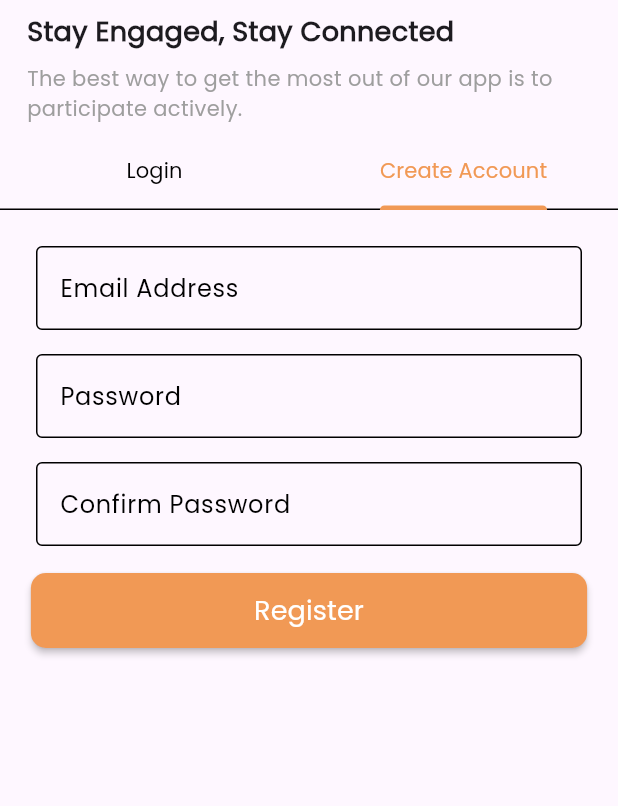
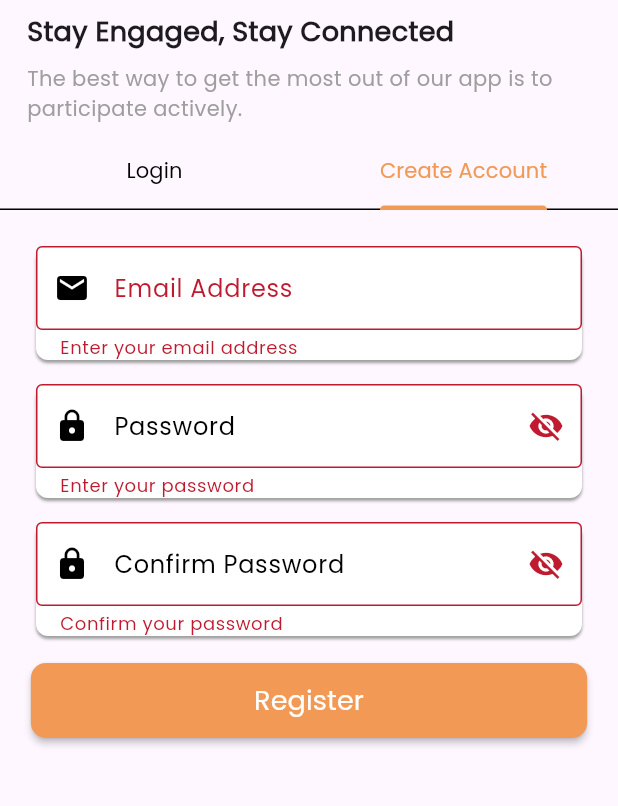
Before and after one commit to omar-sherif9992/GUConnect, a Flutter app: the screen it shows after launch, tab 2 chosen, after a tap on "Register", on a phone screen of 412 x 824 dp, the part 84-890 px from its top. Run offline on Flutter 3.47's test engine with Material 3 defaults, Android fonts, the phone set to English and light mode, and no system bars; our stand-ins replace cached_network_image, cloud_firestore, device_preview, email_validator, emoji_picker_flutter, firebase_auth and 6 more; missing offline and left inert: flutter_phone_direct_caller, mailer; accounts and stored records are empty; key blocks and very long unbroken strings in the code were emptied for the run.

Commit message:
adjust passing logged in user

```diff
--- a/app/lib/src/providers/UserProvider.dart
+++ b/app/lib/src/providers/UserProvider.dart
@@ -59,7 +59,7 @@ class UserProvider with ChangeNotifier {
           email: newUser.email, password: newUser.password);
       _firebaseAuth.currentUser!.sendEmailVerification();
 
-      usersRef.add(newUser);
+      await usersRef.add(newUser);
 
       return true;
     } on FirebaseAuthException catch (e) {
@@ -239,6 +239,13 @@ class UserProvider with ChangeNotifier {
     }
     return false;
   }
+  Future<CustomUser> getUser(String email) async{
+    final QuerySnapshot<CustomUser> querySnapshot =await usersRef.where('email',isEqualTo: email).get() ;
+    return querySnapshot.docs.first.data();
+  }
+  void setUser(CustomUser user) {
+    _user = user;
+  }
 
   Future getUsers() async {
     final QuerySnapshot<CustomUser> querySnapshot = await usersRef.get();
--- a/app/lib/src/screens/authentication/login.dart
+++ b/app/lib/src/screens/authentication/login.dart
@@ -1,5 +1,9 @@
+import 'package:GUConnect/src/models/User.dart';
 import 'package:GUConnect/src/screens/authentication/register.dart';
+import 'package:GUConnect/src/widgets/input_field.dart';
+import 'package:GUConnect/src/widgets/password_field.dart';
 import 'package:GUConnect/themes/themes.dart';
+import 'package:firebase_auth/firebase_auth.dart';
 import 'package:flutter/material.dart';
 import 'package:GUConnect/src/providers/UserProvider.dart';
 // import 'package:fluttertoast/fluttertoast.dart';
@@ -7,7 +11,7 @@ import 'package:provider/provider.dart';
 import 'package:GUConnect/routes.dart';
 
 class LoginScreen extends StatefulWidget {
-  const LoginScreen({Key? key}) : super(key: key);
+  const LoginScreen({super.key});
 
   @override
   State<LoginScreen> createState() => _LoginScreenState();
@@ -15,32 +19,48 @@ class LoginScreen extends StatefulWidget {
 
 class _LoginScreenState extends State<LoginScreen> {
   final TextEditingController emailController = TextEditingController();
-
+  final _formKey = GlobalKey<FormState>();
   final TextEditingController passwordController = TextEditingController();
 
-    _login( ) async{
-     final UserProvider userProvider = Provider.of<UserProvider>(context, listen: false);
-     final bool success= await userProvider.login(emailController.text, passwordController.text);
-     if(success){
-       if (context.mounted){
+  _login(UserProvider userProvider) async {
+    final bool success =
+        await userProvider.login(emailController.text, passwordController.text);
+    if (success) {
+      if (context.mounted) {
+        ScaffoldMessenger.of(context).showSnackBar(
+          const SnackBar(
+            content: Text('Login Successful.'),
+            backgroundColor: Colors.green,
+          ),
+        );
+        final CustomUser user =
+            await userProvider.getUser(emailController.text);
+        userProvider.setUser(user);
+        if (context.mounted) {
           Navigator.of(context).pop();
-        Navigator.of(context).pushNamed(CustomRoutes.profile);
-       };
+          Navigator.of(context)
+              .pushNamed(CustomRoutes.profile, arguments: user);
         }
-     else{
-      //  Fluttertoast.showToast(
-      //    msg: 'Wrong credentials.',
-      //    gravity: ToastGravity.BOTTOM,
-      //    backgroundColor: Colors.red,
-      //  );
+      }
+    } else {
+      if (context.mounted) {
+        ScaffoldMessenger.of(context).showSnackBar(
+          const SnackBar(
+            content: Text('Wrong credentials.'),
+            backgroundColor: Colors.red,
+          ),
+        );
+      }
     }
   }
 
   @override
   Widget build(BuildContext context) {
-    return MaterialApp(
-      theme: CustomTheme.lightTheme,
-      home: Scaffold(
+    final UserProvider userProvider =
+        Provider.of<UserProvider>(context, listen: false);
+    return Form(
+      key: _formKey,
+      child: Scaffold(
         appBar: AppBar(
           title: Center(
             child: Image.asset(
@@ -98,56 +118,86 @@ class _LoginScreenState extends State<LoginScreen> {
                         children: <Widget>[
                           Padding(
                             padding: const EdgeInsets.all(8.0),
-            child: TextField(
+                            child: InputField(
                               controller: emailController,
-              decoration: const InputDecoration(
-                labelText: 'Email Address',
-                hintText: 'Sample@guc.edu.eg',
-                border: OutlineInputBorder(
-                  borderSide: BorderSide(
-                    width: 2.0, // change this to adjust the width
-                  ),
-                ),
-              ),
+                              label: 'Email Address',
+                              icon: Icons.email,
+                              keyboardType: TextInputType.emailAddress,
+                              validator: (value) {
+                                if (value!.isEmpty) {
+                                  return 'Enter your email address';
+                                } else if (!value.contains('@guc.edu.eg') &&
+                                    !value.contains('@student.guc.edu.eg')) {
+                                  return 'Enter a valid GUC email address';
+                                } else {
+                                  return null;
+                                }
+                              },
+                              // decoration: const InputDecoration(
+                              //   labelText: 'Email Address',
+                              //   hintText: 'Sample@guc.edu.eg',
+                              //   border: OutlineInputBorder(
+                              //     borderSide: BorderSide(
+                              //       width: 2.0, // change this to adjust the width
+                              //     ),
+                              //   ),
+                              // ),
                             ),
                           ),
                           Padding(
                             padding: const EdgeInsets.all(8.0),
-            child: TextField(
-              controller: passwordController,
-              decoration: const InputDecoration(
-                labelText: 'Password',
+                            child: PasswordField(
+                              passwordController: passwordController,
                               hintText: '********',
-                border: OutlineInputBorder(
-                  borderSide: BorderSide(
-                    width: 2.0, // change this to adjust the width
-                  ),
-                ),
-              ),
-              obscureText: true,
+                              validator: (value) {
+                                if (value!.isEmpty) {
+                                  return 'Enter your password';
+                                } else if (value.length < 6) {
+                                  return 'Password must be at least 6 characters';
+                                } else {
+                                  return null;
+                                }
+                              },
+                              // decoration: const InputDecoration(
+                              //   labelText: 'Password',
+                              //   hintText: '********',
+                              //   border: OutlineInputBorder(
+                              //     borderSide: BorderSide(
+                              //       width: 2.0, // change this to adjust the width
+                              //     ),
+                              //   ),
+                              // ),
+                              // obscureText: true,
                             ),
                           ),
                           Padding(
                             padding: const EdgeInsets.only(top: 10.0),
                             child: ElevatedButton(
-              onPressed: () {
-               _login();
+                              onPressed: () async {
+                                if (_formKey.currentState!.validate()) {
+                                  await _login(userProvider);
+                                }
                               },
                               style: ElevatedButton.styleFrom(
-                backgroundColor: Theme.of(context).colorScheme.primary,
-                foregroundColor: Theme.of(context).colorScheme.onSecondary,
+                                backgroundColor:
+                                    Theme.of(context).colorScheme.primary,
+                                foregroundColor:
+                                    Theme.of(context).colorScheme.onSecondary,
                                 elevation: 2,
                                 shape: RoundedRectangleBorder(
                                   borderRadius: BorderRadius.circular(10),
                                 ),
                                 // size 30% of screen width
-                minimumSize: Size(MediaQuery.of(context).size.width * 0.9, 50),
+                                minimumSize: Size(
+                                    MediaQuery.of(context).size.width * 0.9,
+                                    50),
                                 alignment: Alignment.center,
                               ),
                               child: const Text(
                                 'Login',
                                 style: TextStyle(
-                    fontSize: 18), // Customize the text size if needed
+                                    fontSize:
+                                        18), // Customize the text size if needed
                               ),
                             ),
                           )
--- a/app/lib/src/screens/authentication/register.dart
+++ b/app/lib/src/screens/authentication/register.dart
@@ -1,5 +1,7 @@
 import 'package:GUConnect/src/models/User.dart';
 import 'package:GUConnect/src/providers/UserProvider.dart';
+import 'package:GUConnect/src/widgets/input_field.dart';
+import 'package:GUConnect/src/widgets/password_field.dart';
 import 'package:flutter/material.dart';
 import 'package:flutter/services.dart';
 // import 'package:fluttertoast/fluttertoast.dart';
@@ -15,43 +17,47 @@ class RegisterScreen extends StatefulWidget {
 class _RegisterScreenState extends State<RegisterScreen> {
   final TextEditingController emailController = TextEditingController();
   final TextEditingController passwordController = TextEditingController();
-  final TextEditingController confirmPasswordController = TextEditingController();
+  final TextEditingController confirmPasswordController =
+      TextEditingController();
   final TextEditingController otpController = TextEditingController();
+  final _formKey = GlobalKey<FormState>();
 
-  _verifyOtp(String enteredOtp, UserProvider userProvider, String email ,CustomUser newUser) async {
-    final bool verified = userProvider.verifyOTP(email, enteredOtp);
+  Future<bool> _verifyOtp(
+      String enteredOtp, UserProvider userProvider, CustomUser newUser) async {
+    final bool verified =
+        userProvider.verifyOTP(emailController.text.trim(), enteredOtp);
+        print(verified);
     if (verified) {
-      // Fluttertoast.showToast(
-      //   msg: 'OTP verification successful!',
-      //   gravity: ToastGravity.BOTTOM,
-      //   backgroundColor: Colors.green,
-      // );
-       final bool success= await userProvider.register(newUser);
+      ScaffoldMessenger.of(context).showSnackBar(const SnackBar(
+        content: Text('otp verified.'),
+        backgroundColor: Colors.green,
+      ));
+      final bool success = await userProvider.register(newUser);
+      print(newUser);
+      print(success);
       if (success) {
-          // Fluttertoast.showToast(
-          //   msg: 'Registration successful.',
-          //   gravity: ToastGravity.BOTTOM,
-          //   backgroundColor: Colors.green,
-          // );
-
+        ScaffoldMessenger.of(context).showSnackBar(const SnackBar(
+          content: Text('Register Successful'),
+          backgroundColor: Colors.green,
+        ));
+        return true;
       } else {
-          // Fluttertoast.showToast(
-          //   msg: 'Registration failed as email already exists.',
-          //   gravity: ToastGravity.BOTTOM,
-          //   backgroundColor: Colors.red,
-          // );
+        ScaffoldMessenger.of(context).showSnackBar(const SnackBar(
+          content: Text('Email already Registered'),
+          backgroundColor: Colors.red,
+        ));
+        return false;
       }
     } else {
-      // Fluttertoast.showToast(
-      //   msg: 'OTP verification failed:',
-      //   gravity: ToastGravity.BOTTOM,
-      //   backgroundColor: Colors.red,
-      // );
-
+      ScaffoldMessenger.of(context).showSnackBar(const SnackBar(
+        content: Text('Wrong OTP'),
+        backgroundColor: Colors.red,
+      ));
+      return false;
     }
   }
 
-  void _showOtpInputDialog(UserProvider userProvider, String email,CustomUser newUser) {
+  void _showOtpInputDialog(UserProvider userProvider, CustomUser newUser) {
     showDialog(
       context: context,
       builder: (BuildContext context) {
@@ -98,12 +104,14 @@ class _RegisterScreenState extends State<RegisterScreen> {
               ),
             ),
             ElevatedButton(
-              onPressed: () {
+              onPressed: () async {
                 final String enteredOtp = otpController.text;
-                _verifyOtp(
-                    enteredOtp, userProvider, email,newUser); // Verify the entered OTP
+                final bool flag = await _verifyOtp(enteredOtp, userProvider,
+                    newUser); // Verify the entered OTP
                 // Close the dialog
+                if (flag) {
                   Navigator.pop(context);
+                }
               },
               child: const Text('Submit'),
               style: ElevatedButton.styleFrom(
@@ -124,122 +132,129 @@ class _RegisterScreenState extends State<RegisterScreen> {
     );
   }
 
-  _register() async {
-
+  _register(UserProvider userProvider) async {
     final CustomUser newUser = CustomUser(
         email: emailController.text.trim(),
         password: passwordController.text.trim(),
-        userType: emailController.text.trim().split('@')[1].split('.')[0] == 'student' ? UserType.student : UserType.stuff,
-        fullName: emailController.text.trim().split('@')[0].split('.')[0]+ ' ' + emailController.text.trim().split('@')[0].split('.')[1],
-        userName: emailController.text.trim().split('@')[0].split('.')[0]+ ' ' + emailController.text.trim().split('@')[0].split('.')[1]);
+        userType:
+            emailController.text.trim().split('@')[1].split('.')[0] == 'student'
+                ? UserType.student
+                : UserType.stuff,
+        fullName: emailController.text.trim().split('@')[0].split('.')[0] +
+            ' ' +
+            emailController.text.trim().split('@')[0].split('.')[1],
+        userName: emailController.text.trim().split('@')[0].split('.')[0] +
+            ' ' +
+            emailController.text.trim().split('@')[0].split('.')[1]);
 
-    final RegExp emailRegExp = RegExp(r'^[a-zA-Z]+\.[a-zA-Z]+@((guc\.edu\.eg)|(student\.guc\.edu\.eg))$');
-    final UserProvider userProvider = Provider.of<UserProvider>(context, listen: false);
-
-    if (emailRegExp.hasMatch(emailController.text)) {
-      if (passwordController.text.trim().length >= 6) {
-        if(passwordController.text.trim() == confirmPasswordController.text.trim()) {
     userProvider.sendOtpToEmail(emailController.text.trim());
-          _showOtpInputDialog(userProvider, emailController.text.trim(),newUser);
-
-
-        }else{
-          // Fluttertoast.showToast(
-          //   msg: 'Passwords do not match.',
-          //   gravity: ToastGravity.BOTTOM,
-          //   backgroundColor: Colors.red,
-          // );
-        }
-        // final bool success = userProvider.register(newUser) as bool;
-
-      } else {
-        // Fluttertoast.showToast(
-        //   msg: 'Password must be at least 6 characters long.',
-        //   gravity: ToastGravity.BOTTOM,
-        //   backgroundColor: Colors.red,
-        // );
-      }
-    } else {
-      // Fluttertoast.showToast(
-      //   msg: 'Invalid email address.',
-      //   gravity: ToastGravity.BOTTOM,
-      //   backgroundColor: Colors.red,
-      // );
-    }
+    _showOtpInputDialog(userProvider, newUser);
   }
 
   @override
   Widget build(BuildContext context) {
-    return SingleChildScrollView(
+    final UserProvider userProvider =
+        Provider.of<UserProvider>(context, listen: false);
+    return Form(
+        key: _formKey,
+        child: SingleChildScrollView(
           child: Padding(
             padding: const EdgeInsets.all(16.0),
             child: Column(
               children: <Widget>[
                 Padding(
                   padding: const EdgeInsets.all(8.0),
-              child: TextField(
+                  child: InputField(
                     controller: emailController,
-                decoration: const InputDecoration(
-                  labelText: 'Email Address',
-                  hintText: 'Sample@guc.edu.eg',
-                  border: OutlineInputBorder(
-                    borderSide: BorderSide(
-                      width: 2.0, // change this to adjust the width
-                    ),
-                  ),
-                ),
-                inputFormatters: [NoSpaceInputFormatter()]
+                    label: 'Email Address',
+                    icon: Icons.email,
+                    keyboardType: TextInputType.emailAddress,
+                    validator: (value) {
+                      final RegExp emailRegExp = RegExp(
+                          r'^[a-zA-Z]+\.[a-zA-Z]+@((guc\.edu\.eg)|(student\.guc\.edu\.eg))$');
+                      if (value!.isEmpty) {
+                        return 'Enter your email address';
+                      } else if (!emailRegExp.hasMatch(value)) {
+                        return 'Enter a valid GUC email address';
+                      } else {
+                        return null;
+                      }
+                    },
+                    // decoration: const InputDecoration(
+                    //   labelText: 'Email Address',
+                    //   hintText: 'Sample@guc.edu.eg',
+                    //   border: OutlineInputBorder(
+                    //     borderSide: BorderSide(
+                    //       width: 2.0, // change this to adjust the width
+                    //     ),
+                    //   ),
+                    // ),
+                    // inputFormatters: [NoSpaceInputFormatter()]
                   ),
                 ),
                 Padding(
                   padding: const EdgeInsets.all(8.0),
-              child: TextField(
-                controller: passwordController,
-                decoration: const InputDecoration(
-                  labelText: 'Password',
-                  hintText: '********',
-                  border: OutlineInputBorder(
-                    borderSide: BorderSide(
-                      width: 2.0, // change this to adjust the width
-                    ),
-                  ),
-                ),
-                obscureText: true,
-                inputFormatters: [NoSpaceInputFormatter()]
+                  child: PasswordField(
+                    passwordController: passwordController,
+                    hintText: 'Password',
+                    validator: (value) {
+                      if (value!.isEmpty) {
+                        return 'Enter your password';
+                      } else if (value.length < 6) {
+                        return 'Password must be at least 6 characters long';
+                      } else {
+                        return null;
+                      }
+                    },
+                    // decoration: const InputDecoration(
+                    //   labelText: 'Password',
+                    //   hintText: '********',
+                    //   border: OutlineInputBorder(
+                    //     borderSide: BorderSide(
+                    //       width: 2.0, // change this to adjust the width
+                    //     ),
+                    //   ),
+                    // ),
+                    // obscureText: true,
+                    // inputFormatters: [NoSpaceInputFormatter()]
                   ),
                 ),
                 Padding(
                   padding: const EdgeInsets.all(8.0),
-              child: TextField(
-                controller: confirmPasswordController,
-                decoration: const InputDecoration(
-                  labelText: 'Confirm Password',
-                  hintText: '********',
-                  border: OutlineInputBorder(
-                    borderSide: BorderSide(
-                      width: 2.0, // change this to adjust the width
-                    ),
-                  ),
-                ),
-                obscureText: true,
-                inputFormatters: [NoSpaceInputFormatter()],
-              ),
+                  child: PasswordField(
+                      passwordController: confirmPasswordController,
+                      hintText: 'Confirm Password',
+                      validator: (value) {
+                        if (value!.isEmpty) {
+                          return 'Confirm your password';
+                        } else if (value != passwordController.text.trim()) {
+                          return 'Passwords do not match';
+                        } else if (value.length < 6) {
+                          return 'Password must be at least 6 characters long';
+                        } else {
+                          return null;
+                        }
+                      }),
                 ),
                 Padding(
                   padding: const EdgeInsets.only(top: 10.0),
                   child: ElevatedButton(
-                onPressed: () {
-                  _register(); // Handle Register
+                    onPressed: () async {
+                      if (_formKey.currentState!.validate()) {
+                        await _register(userProvider);
+                      }
                     },
                     style: ElevatedButton.styleFrom(
                       backgroundColor: Theme.of(context).colorScheme.primary,
-                  foregroundColor: Theme.of(context).colorScheme.onSecondary,
+                      foregroundColor:
+                          Theme.of(context).colorScheme.onSecondary,
                       elevation: 2,
                       shape: RoundedRectangleBorder(
                         borderRadius: BorderRadius.circular(10),
                       ),
                       // size 30% of screen width
-                  minimumSize: Size(MediaQuery.of(context).size.width * 0.9, 50),
+                      minimumSize:
+                          Size(MediaQuery.of(context).size.width * 0.9, 50),
                       alignment: Alignment.center,
                     ),
                     child: const Text(
@@ -252,9 +267,10 @@ class _RegisterScreenState extends State<RegisterScreen> {
               ],
             ),
           ),
-    );
+        ));
   }
 }
+
 class NoSpaceInputFormatter extends TextInputFormatter {
   @override
   TextEditingValue formatEditUpdate(
--- a/app/lib/src/screens/splash.dart
+++ b/app/lib/src/screens/splash.dart
@@ -1,6 +1,9 @@
+import 'package:GUConnect/src/models/User.dart';
+import 'package:GUConnect/src/providers/UserProvider.dart';
 import 'package:flutter/material.dart';
 import 'package:GUConnect/routes.dart';
 import 'package:firebase_auth/firebase_auth.dart';
+import 'package:provider/provider.dart';
 
 class SplashScreen extends StatefulWidget {
   const SplashScreen({super.key});
@@ -38,11 +41,11 @@ class _SplashState extends State<SplashScreen> with SingleTickerProviderStateMix
     // Add a delay to simulate a splash screen
 
     Future.delayed(const Duration(seconds: 3), () async {
-      final FirebaseAuth auth = FirebaseAuth.instance;
-      User? user = auth.currentUser;
-
-      Navigator.pop(context, CustomRoutes.home);
-      if (user != null) {
+    final UserProvider userProvider =
+        Provider.of<UserProvider>(context, listen: false);
+     final bool loggedIn= userProvider.loggedIn;
+      Navigator.pop(context);
+      if (loggedIn) {
         Navigator.pushNamed(context, CustomRoutes.profile);
       } else {
         Navigator.pushNamed(context, CustomRoutes.login);
```
Lines whose indentation alone changed are shown as unchanged.
